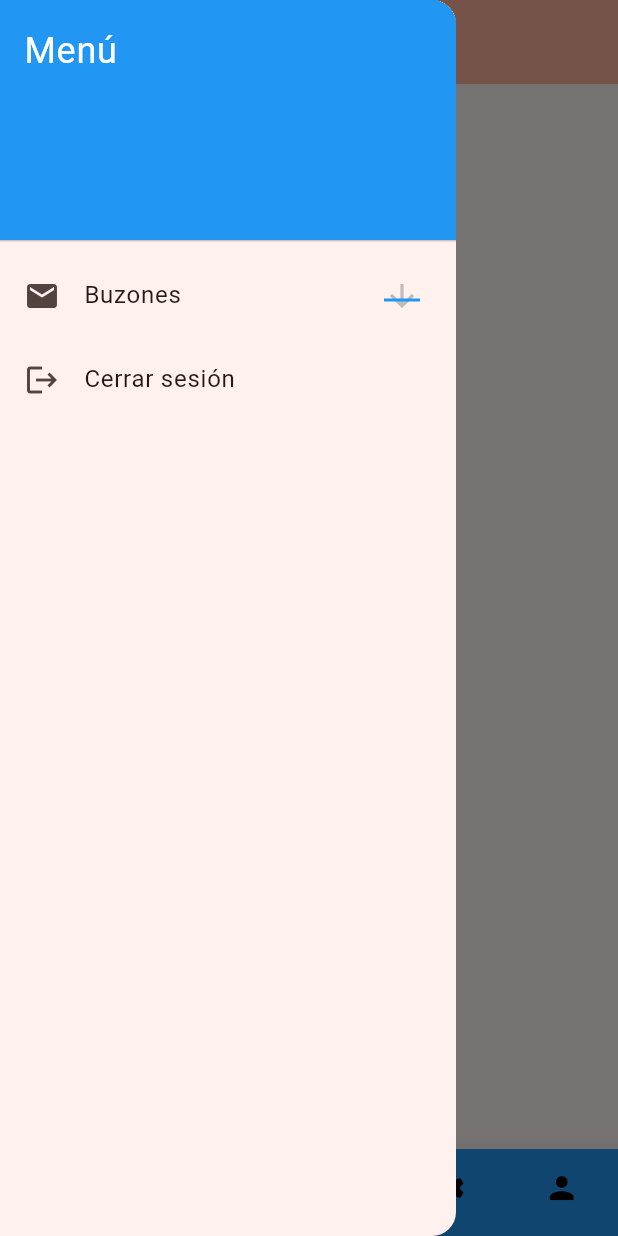
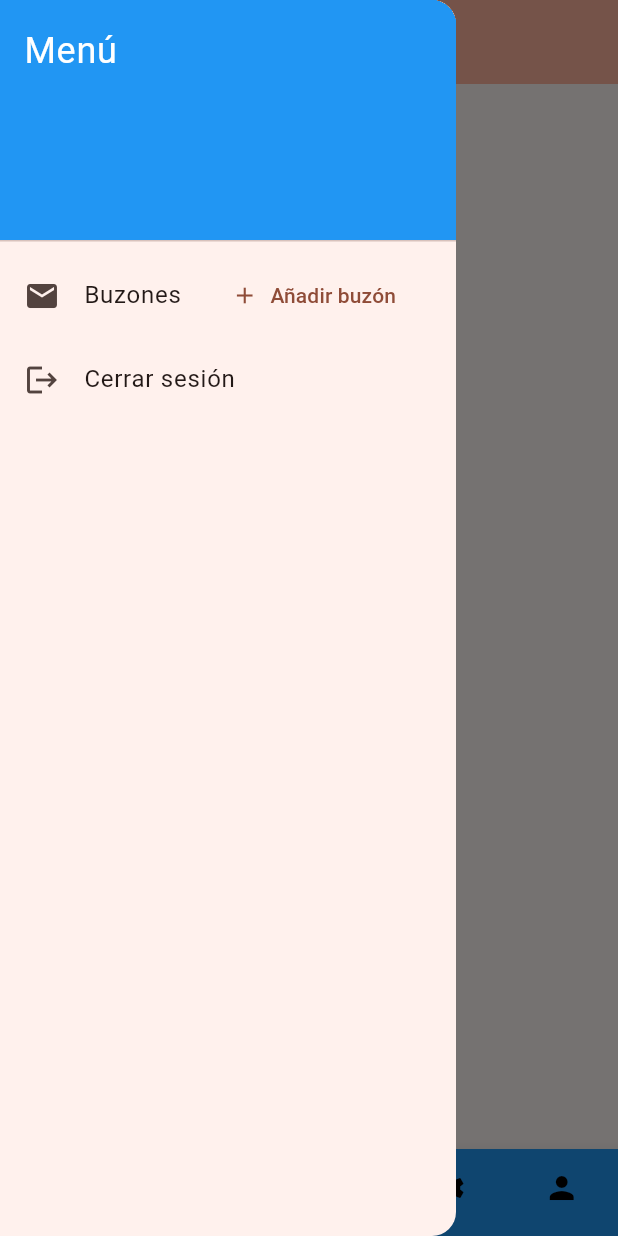
Before and after one commit to danielorviz/IntelligentMailbox, a Flutter app: the MyHomePage screen opened directly, with the side drawer open, on a phone screen of 412 x 824 dp. Run offline on Flutter 3.47's test engine with Material 3 defaults, Android fonts, the phone set to English and light mode, and no system bars; our stand-ins replace firebase_auth, firebase_core, firebase_database, fl_chart, google_sign_in, rxdart; accounts and stored records are empty.

Commit message:
Caso sin buzones

```diff
--- a/intelligent_mailbox_app/lib/pages/login_page.dart
+++ b/intelligent_mailbox_app/lib/pages/login_page.dart
@@ -1,8 +1,5 @@
 import 'package:flutter/material.dart';
-import 'package:firebase_auth/firebase_auth.dart';
 import 'package:provider/provider.dart';
-import 'package:firebase_database/firebase_database.dart';
-import 'package:google_sign_in/google_sign_in.dart';
 import 'package:intelligent_mailbox_app/pages/home_page.dart';
 import 'package:intelligent_mailbox_app/providers/user_provider.dart';
 import 'package:intelligent_mailbox_app/services/auth_service.dart';
--- a/intelligent_mailbox_app/lib/pages/tabs/home_tab.dart
+++ b/intelligent_mailbox_app/lib/pages/tabs/home_tab.dart
@@ -1,15 +1,91 @@
 import 'package:flutter/material.dart';
+import 'package:provider/provider.dart';
+import 'package:intelligent_mailbox_app/providers/mailbox_provider.dart';
+import 'package:intelligent_mailbox_app/widgets/notifications_chart.dart';
 
-class HomeTab extends StatelessWidget {
+class HomeTab extends StatefulWidget {
   const HomeTab({super.key});
 
   @override
+  _HomeTabState createState() => _HomeTabState();
+}
+
+class _HomeTabState extends State<HomeTab> {
+  @override
   Widget build(BuildContext context) {
-    return Center(
+    final mailboxProvider = Provider.of<MailboxProvider>(context);
+    final mailbox = mailboxProvider.selectedMailbox;
+
+    if (mailbox == null) {
+      return const Center(
+        child: Text('No mailbox selected'),
+      );
+    }
+
+    final lastAuthorizedKey = mailbox.authorizedKeys.isNotEmpty
+        ? mailbox.authorizedKeys.last
+        : null;
+    final lastPackage = mailbox.authorizedPackages.isNotEmpty
+        ? mailbox.authorizedPackages.last
+        : null;
+
+         final dates = [
+      DateTime(2022, 9, 19),
+      DateTime(2022, 9, 26),
+      DateTime(2022, 10, 3),
+      DateTime(2022, 10, 10),
+    ];
+    final counts = [5, 25, 100, 75];
+
+    return SingleChildScrollView(
+      padding: const EdgeInsets.all(16.0),
       child: Column(
-        mainAxisAlignment: MainAxisAlignment.center,
-        children: const <Widget>[
-          Text('Home Tab'),
+        crossAxisAlignment: CrossAxisAlignment.start,
+        children: <Widget>[
+          const Text(
+            'Mailbox Overview',
+            style: TextStyle(
+              fontSize: 24,
+              fontWeight: FontWeight.bold,
+            ),
+          ),
+          const SizedBox(height: 20),
+          if (lastAuthorizedKey != null) ...[
+            const Text(
+              'Última clave autorizada usada:',
+              style: TextStyle(
+                fontSize: 18,
+                fontWeight: FontWeight.bold,
+              ),
+            ),
+            Text('Nombre: ${lastAuthorizedKey.name}'),
+            Text('Fecha de inicio: ${DateTime.fromMillisecondsSinceEpoch(lastAuthorizedKey.initDate * 1000)}'),
+            Text('Fecha de finalización: ${DateTime.fromMillisecondsSinceEpoch(lastAuthorizedKey.finishDate * 1000)}'),
+            const SizedBox(height: 20),
+          ],
+          if (lastPackage != null) ...[
+            const Text(
+              'Último paquete recibido:',
+              style: TextStyle(
+                fontSize: 18,
+                fontWeight: FontWeight.bold,
+              ),
+            ),
+            Text('Nombre: ${lastPackage.name}'),
+            Text('Valor: ${lastPackage.value}'),
+            const SizedBox(height: 20),
+          ],
+          const Text(
+            'Notificaciones recibidas',
+            style: TextStyle(
+              fontSize: 18,
+              fontWeight: FontWeight.bold,
+            ),
+          ),
+          SizedBox(
+            height: 300,
+            child: NotificationsChart(counts:counts, dates:dates),
+          ),
         ],
       ),
     );
--- a/intelligent_mailbox_app/lib/services/mailbox_service.dart
+++ b/intelligent_mailbox_app/lib/services/mailbox_service.dart
@@ -35,6 +35,8 @@ class MailboxService {
         .onValue
         .map((event) {
       final value = event.snapshot.value;
+      print('value $value');
+
       if (value == null) {
         throw Exception('Mailbox not found');
       }
--- a/intelligent_mailbox_app/lib/widgets/drawer_menu.dart
+++ b/intelligent_mailbox_app/lib/widgets/drawer_menu.dart
@@ -36,7 +36,7 @@ class DrawerMenu extends StatelessWidget {
           ListTile(
             leading: const Icon(Icons.mail),
             title: const Text('Buzones'),
-            trailing: DropdownButton<String>(
+            trailing: mailboxes.isNotEmpty ?  DropdownButton<String>(
               value: selectedMailbox?.id,
               icon: const Icon(Icons.arrow_downward),
               elevation: 16,
@@ -57,7 +57,11 @@ class DrawerMenu extends StatelessWidget {
                   child: Text(mailbox.name),
                 );
               }).toList(),
-            ),
+            ) : TextButton.icon(
+                onPressed: () => {print("pressed")},
+                icon: const Icon(Icons.add),
+                label: const Text('Añadir buzón'),
+              ), // Función para añadir un b6uzón
           ),
           ListTile(
             leading: const Icon(Icons.logout),
--- a/intelligent_mailbox_app/pubspec.yaml
+++ b/intelligent_mailbox_app/pubspec.yaml
@@ -36,6 +36,7 @@ dependencies:
   google_sign_in: ^6.2.2
   provider: ^6.1.2
   rxdart: ^0.28.0
+  fl_chart: ^0.70.2
 
   # The following adds the Cupertino Icons font to your application.
   # Use with the CupertinoIcons class for iOS style icons.
```
Also changed, not shown: intelligent_mailbox_app/lib/providers/mailbox_provider.dart (+12 -0 lines), intelligent_mailbox_app/lib/widgets/notifications_chart.dart (added, +58 -0 lines).
